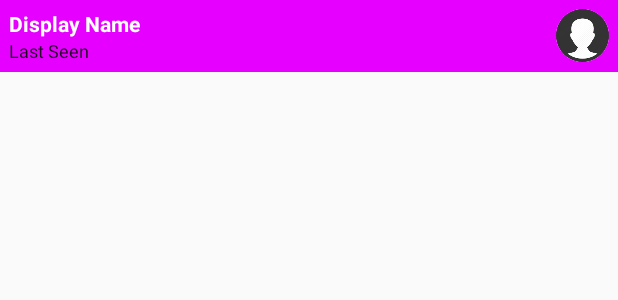
After one commit to alirabie/SawaChatApp, an Android app: the layout chat_custom_bar.xml on its own in the app's theme, with its tools: preview values and no code run, on a phone screen of 412 x 824 dp. The commit adds this screen. Shown: the top 300 px of the screen. Run offline under Robolectric (Android 15) with nearby library versions, the phone set to English and light mode, and no system bars.

Commit message:
Last Seen

```diff
--- a/app/src/main/java/sawachats/apps/alirabie/com/sawachats/Activies/MainActivity.java
+++ b/app/src/main/java/sawachats/apps/alirabie/com/sawachats/Activies/MainActivity.java
@@ -10,6 +10,7 @@ import android.view.Menu;
 import android.view.MenuItem;
 
 import com.google.android.gms.tasks.OnSuccessListener;
+import com.google.firebase.database.ServerValue;
 
 import sawachats.apps.alirabie.com.sawachats.Adapters.CustomPagerAdapter;
 import sawachats.apps.alirabie.com.sawachats.FireBaseUtils.FireBaseAuthHelper;
@@ -61,7 +62,9 @@ public class MainActivity extends AppCompatActivity {
         if(FireBaseAuthHelper.activeSession()!=null) {
             FireBaseDataBaseHelper
                     .getUserById(FireBaseAuthHelper.getUid()).child("online")
-                    .setValue(false);
+                    .setValue(ServerValue.TIMESTAMP);
+
+
         }
     }
 
--- a/app/src/main/java/sawachats/apps/alirabie/com/sawachats/SawaChat.java
+++ b/app/src/main/java/sawachats/apps/alirabie/com/sawachats/SawaChat.java
@@ -7,6 +7,7 @@ import com.google.firebase.auth.FirebaseAuth;
 import com.google.firebase.database.DataSnapshot;
 import com.google.firebase.database.DatabaseError;
 import com.google.firebase.database.FirebaseDatabase;
+import com.google.firebase.database.ServerValue;
 import com.google.firebase.database.ValueEventListener;
 import com.squareup.picasso.OkHttp3Downloader;
 import com.squareup.picasso.Picasso;
@@ -42,7 +43,7 @@ public class SawaChat extends Application {
                         FireBaseDataBaseHelper
                                 .getUserById(FireBaseAuthHelper.getUid()).child("online")
                                 .onDisconnect()
-                                .setValue(false);
+                                .setValue(ServerValue.TIMESTAMP);
 
 
                     }
--- /dev/null
+++ b/app/src/main/res/layout/chat_custom_bar.xml
@@ -0,0 +1,36 @@
+<?xml version="1.0" encoding="utf-8"?>
+<RelativeLayout xmlns:android="http://schemas.android.com/apk/res/android"
+    xmlns:tools="http://schemas.android.com/tools"
+    android:layout_width="match_parent"
+    android:layout_height="wrap_content"
+    android:background="@color/colorPrimary"
+    android:padding="6dp">
+
+    <de.hdodenhof.circleimageview.CircleImageView
+        android:id="@+id/profile_pic"
+        android:layout_width="35dp"
+        android:layout_height="35dp"
+        android:layout_alignParentEnd="true"
+        android:layout_alignParentTop="true"
+        android:src="@mipmap/default_user" />
+
+    <TextView
+        android:id="@+id/user_name_tv"
+        android:layout_width="wrap_content"
+        android:layout_height="wrap_content"
+        android:layout_alignParentStart="true"
+        android:layout_alignParentTop="true"
+        android:text="Display Name"
+        android:textColor="@color/common_google_signin_btn_text_dark_default"
+        android:textStyle="bold" />
+
+    <TextView
+        android:id="@+id/last_seen_tv"
+        android:layout_width="wrap_content"
+        android:layout_height="wrap_content"
+        android:layout_alignStart="@+id/user_name_tv"
+        android:layout_below="@+id/user_name_tv"
+        android:text="Last Seen"
+        android:textColor="@color/common_google_signin_btn_text_light_pressed"
+        android:textSize="12sp" />
+</RelativeLayout>
```
Also changed, not shown: app/src/main/AndroidManifest.xml (+8 -5 lines), app/src/main/java/sawachats/apps/alirabie/com/sawachats/Activies/ChatActivity.java (added, +88 -0 lines), app/src/main/java/sawachats/apps/alirabie/com/sawachats/Fragments/FrindesFragment.java (+30 -0 lines), app/src/main/java/sawachats/apps/alirabie/com/sawachats/GetTimeAgo.java (added, +48 -0 lines), app/src/main/res/layout/activity_chat.xml (added, +65 -0 lines), app/src/main/res/mipmap-hdpi/baseline_add_black_18dp.png (added), app/src/main/res/mipmap-hdpi/baseline_send_black_18dp.png (added), app/src/main/res/mipmap-mdpi/baseline_add_black_18dp.png (added), app/src/main/res/mipmap-mdpi/baseline_send_black_18dp.png (added), app/src/main/res/mipmap-xhdpi/baseline_add_black_18dp.png (added), app/src/main/res/mipmap-xhdpi/baseline_send_black_18dp.png (added), app/src/main/res/mipmap-xxhdpi/baseline_add_black_18dp.png (added), app/src/main/res/mipmap-xxhdpi/baseline_send_black_18dp.png (added), app/src/main/res/mipmap-xxxhdpi/baseline_add_black_18dp.png (added), 1 more files.
